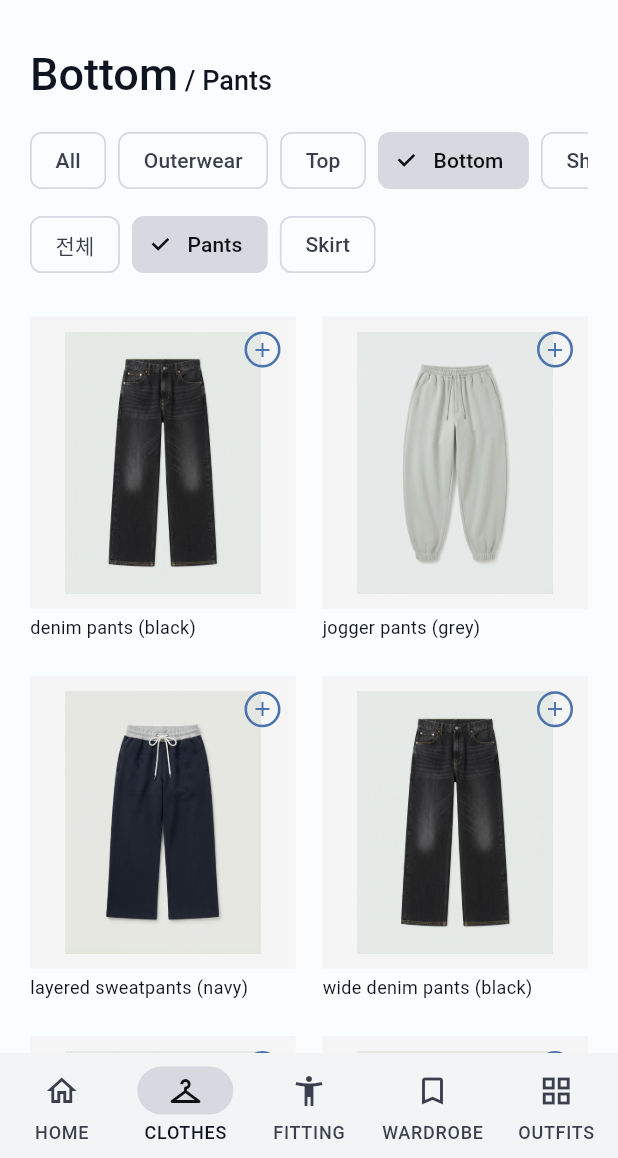
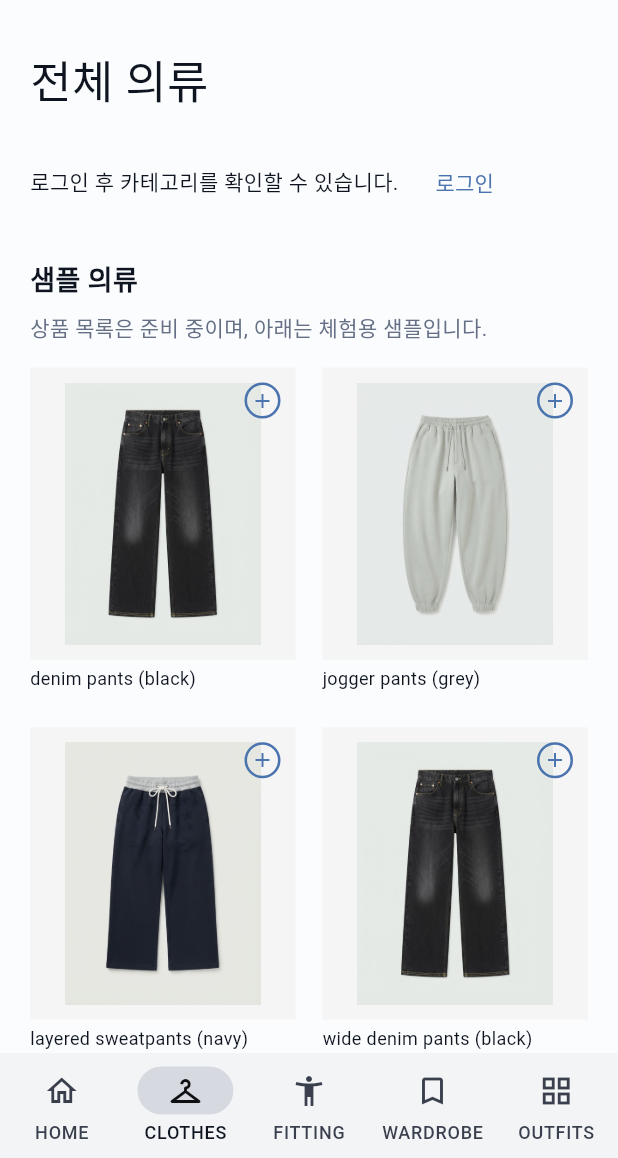
Before and after one commit to tke0329/Beandoche_OSEE_frontend, a Flutter app: the screen it shows after launch, item 2 of the bottom bar chosen, on a phone screen of 412 x 824 dp, the part 78-1236 px from its top. Run offline on Flutter 3.47's test engine with Material 3 defaults, Android fonts, the phone set to English and light mode, and no system bars; our stand-ins replace web; missing offline and left inert: dart:js_interop, file_selector; accounts and stored records are empty; network calls fail.

Commit message:
feat: 서버 카테고리 조회 및 화면 연동

```diff
--- a/lib/core/router/osee_app.dart
+++ b/lib/core/router/osee_app.dart
@@ -1,3 +1,6 @@
+import '../../features/categories/category_api.dart';
+import '../../features/categories/category_catalog.dart';
+
 import 'package:beandoche_osee_frontend/core/providers/osee_store.dart';
 import 'package:beandoche_osee_frontend/core/theme/osee_theme.dart';
 import 'package:beandoche_osee_frontend/core/widgets/osee_header.dart';
@@ -20,9 +23,15 @@ import '../../features/profile/screens/withdrawal_complete_page.dart';
 import 'dart:async';
 
 class OseeApp extends StatefulWidget {
-  const OseeApp({super.key, this.initialStore, this.initialAuth});
+  const OseeApp({
+    super.key,
+    this.initialStore,
+    this.initialAuth,
+    this.categoryApi,
+  });
   final OseeStore? initialStore;
   final AuthController? initialAuth;
+  final CategoryApi? categoryApi;
   @override
   State<OseeApp> createState() => _OseeAppState();
 }
@@ -88,6 +97,7 @@ class _OseeAppState extends State<OseeApp> {
             }
             return _OseeWorkspace(
               initialStore: widget.initialStore,
+              categoryApi: widget.categoryApi,
               onLogin: () => setState(() => loginRequested = true),
             );
           }
@@ -123,6 +133,7 @@ class _OseeAppState extends State<OseeApp> {
           }
           return _OseeWorkspace(
             initialStore: widget.initialStore,
+            categoryApi: widget.categoryApi,
             onLogin: () => setState(() => loginRequested = true),
           );
         },
@@ -132,9 +143,14 @@ class _OseeAppState extends State<OseeApp> {
 }
 
 class _OseeWorkspace extends StatefulWidget {
-  const _OseeWorkspace({this.initialStore, required this.onLogin});
+  const _OseeWorkspace({
+    this.initialStore,
+    required this.onLogin,
+    this.categoryApi,
+  });
   final OseeStore? initialStore;
   final VoidCallback onLogin;
+  final CategoryApi? categoryApi;
 
   @override
   State<_OseeWorkspace> createState() => _OseeWorkspaceState();
@@ -146,9 +162,19 @@ class _OseeWorkspaceState extends State<_OseeWorkspace> {
       ? store.initialize()
       : Future.value();
   int page = 0;
-  String category = 'bottom';
-  String? subcategory = 'Pants';
+  String category = 'all';
+  String? subcategory;
   bool clothesMenuOpen = false;
+  CategoryCatalog? _categories;
+
+  @override
+  void didChangeDependencies() {
+    super.didChangeDependencies();
+    _categories ??= CategoryCatalog(
+      auth: AuthScope.of(context),
+      api: widget.categoryApi,
+    );
+  }
 
   void open(int index) {
     if (index >= 2 && !AuthScope.of(context).isAuthenticated) {
@@ -207,6 +233,8 @@ class _OseeWorkspaceState extends State<_OseeWorkspace> {
                         category: category,
                         subcategory: subcategory,
                         filter: filter,
+                        categories: _categories!,
+                        onLogin: widget.onLogin,
                       ),
                       2 => FittingPage(store: store, open: open),
                       3 => WardrobePage(store: store, open: open),
@@ -222,6 +250,13 @@ class _OseeWorkspaceState extends State<_OseeWorkspace> {
                       top: 0,
                       child: ClothesHoverMenu(
                         onSelect: filter,
+                        catalog: _categories!,
+                        selected: category,
+                        subcategory: subcategory,
+                        onLogin: () {
+                          setState(() => clothesMenuOpen = false);
+                          widget.onLogin();
+                        },
                         onExit: () => setState(() => clothesMenuOpen = false),
                       ),
                     ),
@@ -265,6 +300,7 @@ class _OseeWorkspaceState extends State<_OseeWorkspace> {
 
   @override
   void dispose() {
+    _categories?.dispose();
     if (widget.initialStore == null) store.dispose();
     super.dispose();
   }
--- /dev/null
+++ b/lib/features/categories/catalog_category.dart
@@ -0,0 +1,39 @@
+class CatalogCategory {
+  const CatalogCategory({
+    required this.id,
+    required this.code,
+    required this.name,
+    required this.children,
+  });
+
+  final int id;
+  final String code;
+  final String name;
+  final List<CatalogCategory> children;
+
+  factory CatalogCategory.fromJson(Object? value) {
+    if (value case {
+      'id': int id,
+      'code': String code,
+      'name': String name,
+      'children': List<Object?> children,
+    }) {
+      if (id > 0 && code.trim().isNotEmpty && name.trim().isNotEmpty) {
+        return CatalogCategory(
+          id: id,
+          code: code,
+          name: name,
+          children: List.unmodifiable(children.map(CatalogCategory.fromJson)),
+        );
+      }
+    }
+    throw const FormatException('Invalid category response');
+  }
+
+  Iterable<CatalogCategory> get descendants sync* {
+    for (final child in children) {
+      yield child;
+      yield* child.descendants;
+    }
+  }
+}
--- /dev/null
+++ b/lib/features/categories/category_api.dart
@@ -0,0 +1,79 @@
+import 'dart:async';
+import 'dart:convert';
+
+import 'package:http/http.dart' as http;
+
+import 'catalog_category.dart';
+
+class CategoryFailure implements Exception {
+  const CategoryFailure(this.message, {this.status});
+  final String message;
+  final int? status;
+}
+
+class CategoryApi {
+  CategoryApi({
+    http.Client? client,
+    String? baseUrl,
+    this.timeout = const Duration(seconds: 10),
+  }) : _client = client ?? http.Client(),
+       _baseUrl =
+           baseUrl ??
+           const String.fromEnvironment(
+             'OSEE_API_BASE_URL',
+             defaultValue: 'http://localhost:8080',
+           );
+  final http.Client _client;
+  final String _baseUrl;
+  final Duration timeout;
+
+  Future<List<CatalogCategory>> fetch(String accessToken) async {
+    final base = Uri.tryParse(_baseUrl);
+    if (base == null ||
+        !base.hasAuthority ||
+        base.userInfo.isNotEmpty ||
+        base.hasQuery ||
+        base.hasFragment ||
+        (base.scheme != 'https' &&
+            !(base.scheme == 'http' &&
+                ['localhost', '127.0.0.1', '::1'].contains(base.host)))) {
+      throw const CategoryFailure('서버 주소 설정을 확인해 주세요.');
+    }
+    if (accessToken.isEmpty) {
+      throw const CategoryFailure('로그인 후 카테고리를 확인해 주세요.', status: 401);
+    }
+    try {
+      final response = await _client
+          .get(
+            base.resolve('/api/categories'),
+            headers: {
+              'Authorization': 'Bearer $accessToken',
+              'Accept': 'application/json',
+            },
+          )
+          .timeout(timeout);
+      if (response.statusCode != 200) {
+        throw CategoryFailure(switch (response.statusCode) {
+          401 => '로그인 상태를 확인하지 못했습니다. 다시 시도해 주세요.',
+          403 => '카테고리를 조회할 권한이 없습니다.',
+          _ => '카테고리를 불러오지 못했습니다. 잠시 후 다시 시도해 주세요.',
+        }, status: response.statusCode);
+      }
+      final value = jsonDecode(utf8.decode(response.bodyBytes));
+      if (value is! List<Object?>) {
+        throw const FormatException('Invalid category list');
+      }
+      return List.unmodifiable(value.map(CatalogCategory.fromJson));
+    } on CategoryFailure {
+      rethrow;
+    } on TimeoutException {
+      throw const CategoryFailure('응답이 지연되고 있습니다. 다시 시도해 주세요.');
+    } on http.ClientException {
+      throw const CategoryFailure('서버에 연결하지 못했습니다. 연결 상태를 확인해 주세요.');
+    } on FormatException {
+      throw const CategoryFailure('카테고리 정보를 확인하지 못했습니다. 다시 시도해 주세요.');
+    }
+  }
+
+  void close() => _client.close();
+}
--- /dev/null
+++ b/lib/features/categories/category_catalog.dart
@@ -0,0 +1,90 @@
+import 'dart:async';
+
+import 'package:flutter/foundation.dart';
+
+import '../auth/auth_controller.dart';
+import 'catalog_category.dart';
+import 'category_api.dart';
+
+class CategoryCatalog extends ChangeNotifier {
+  CategoryCatalog({required this.auth, CategoryApi? api})
+    : _api = api ?? CategoryApi() {
+    _token = _currentToken;
+    auth.addListener(_authChanged);
+  }
+  final AuthController auth;
+  final CategoryApi _api;
+  List<CatalogCategory> categories = const [];
+  bool loading = false;
+  String? error;
+  int? _failureStatus;
+  String? _token;
+  bool _requested = false;
+  bool _disposed = false;
+  int _generation = 0;
+  bool get needsLogin => !auth.isAuthenticated;
+  String? get _currentToken =>
+      auth.isAuthenticated ? auth.session?.accessToken : null;
+
+  void _authChanged() {
+    final token = _currentToken;
+    if (token == _token || _disposed) return;
+    _token = token;
+    _generation++;
+    categories = const [];
+    error = null;
+    loading = false;
+    if (_requested && token != null) {
+      unawaited(load(force: true));
+    } else {
+      notifyListeners();
+    }
+  }
+
+  Future<void> load({bool force = false}) async {
+    if (_disposed || (loading && !force) || (_requested && !force)) return;
+    _requested = true;
+    final token = _currentToken;
+    if (token == null) return;
+    final generation = ++_generation;
+    loading = true;
+    error = null;
+    _failureStatus = null;
+    notifyListeners();
+    try {
+      final result = await _api.fetch(token);
+      if (_disposed || generation != _generation || token != _currentToken) {
+        return;
+      }
+      categories = result;
+    } on CategoryFailure catch (failure) {
+      if (!_disposed && generation == _generation) {
+        error = failure.message;
+        _failureStatus = failure.status;
+      }
+    } catch (_) {
+      if (!_disposed && generation == _generation) {
+        error = '카테고리를 불러오지 못했습니다. 다시 시도해 주세요.';
+      }
+    } finally {
+      if (!_disposed && generation == _generation) {
+        loading = false;
+        notifyListeners();
+      }
+    }
+  }
+
+  Future<void> retry() async {
+    if (_failureStatus == 401) await auth.restore();
+    if (!_disposed && !loading) await load(force: true);
+  }
+
+  @override
+  void dispose() {
+    _disposed = true;
+    _generation++;
+    auth.removeListener(_authChanged);
+    _api.close();
+    super.dispose();
+  }
+}
--- /dev/null
+++ b/lib/features/categories/category_panel.dart
@@ -0,0 +1,115 @@
+import 'dart:async';
+
+import 'package:flutter/material.dart';
+
+import 'category_catalog.dart';
+import '../clothes/widgets/category_pills.dart';
+
+class CategoryPanel extends StatefulWidget {
+  const CategoryPanel({
+    super.key,
+    required this.catalog,
+    required this.selected,
+    required this.subcategory,
+    required this.onSelect,
+    required this.onLogin,
+  });
+  final CategoryCatalog catalog;
+  final String selected;
+  final String? subcategory;
+  final void Function(String, [String?]) onSelect;
+  final VoidCallback onLogin;
+
+  @override
+  State<CategoryPanel> createState() => _CategoryPanelState();
+}
+
+class _CategoryPanelState extends State<CategoryPanel> {
+  @override
+  void initState() {
+    super.initState();
+    WidgetsBinding.instance.addPostFrameCallback((_) {
+      if (mounted) unawaited(widget.catalog.load());
+    });
+  }
+
+  @override
+  Widget build(BuildContext context) => ListenableBuilder(
+    listenable: widget.catalog,
+    builder: (context, _) {
+      final catalog = widget.catalog;
+      if (catalog.needsLogin) {
+        return Wrap(
+          crossAxisAlignment: WrapCrossAlignment.center,
+          spacing: 12,
+          children: [
+            const Text('로그인 후 카테고리를 확인할 수 있습니다.'),
+            TextButton(onPressed: widget.onLogin, child: const Text('로그인')),
+          ],
+        );
+      }
+      if (catalog.loading) {
+        return const Padding(
+          padding: EdgeInsets.all(16),
+          child: Row(
+            children: [
+              SizedBox(
+                width: 20,
+                height: 20,
+                child: CircularProgressIndicator(strokeWidth: 2),
+              ),
+              SizedBox(width: 12),
+              Text('카테고리를 불러오는 중입니다.'),
+            ],
+          ),
+        );
+      }
+      if (catalog.error != null) {
+        return Column(
+          crossAxisAlignment: CrossAxisAlignment.start,
+          children: [
+            Text(catalog.error!, semanticsLabel: catalog.error),
+            TextButton(onPressed: catalog.retry, child: const Text('다시 시도')),
+          ],
+        );
+      }
+      if (catalog.categories.isEmpty) {
+        return const Text('표시할 카테고리가 없습니다.');
+      }
+      final selected = catalog.categories
+          .where((c) => c.code == widget.selected)
+          .firstOrNull;
+      return Column(
+        crossAxisAlignment: CrossAxisAlignment.start,
+        children: [
+          CategoryPills(
+            categories: catalog.categories,
+            selected: widget.selected,
+            onSelect: (code) => widget.onSelect(code),
+          ),
+          if (selected != null && selected.children.isNotEmpty) ...[
+            const SizedBox(height: 12),
+            Wrap(
+              spacing: 8,
+              runSpacing: 8,
+              children: [
+                ChoiceChip(
+                  label: const Text('전체 보기'),
+                  selected: widget.subcategory == null,
+                  onSelected: (_) => widget.onSelect(selected.code),
+                ),
+                for (final child in selected.descendants)
+                  ChoiceChip(
+                    label: Text(child.name),
+                    selected: widget.subcategory == child.code,
+                    onSelected: (_) =>
+                        widget.onSelect(selected.code, child.code),
+                  ),
+              ],
+            ),
+          ],
+        ],
+      );
+    },
+  );
+}
--- a/lib/features/clothes/screens/clothes_page.dart
+++ b/lib/features/clothes/screens/clothes_page.dart
@@ -1,10 +1,10 @@
-import 'package:beandoche_osee_frontend/core/providers/osee_store.dart';
-import 'package:beandoche_osee_frontend/core/theme/osee_theme.dart';
-import 'package:beandoche_osee_frontend/core/utils/categories.dart';
-import 'package:beandoche_osee_frontend/features/clothes/widgets/category_pills.dart';
-import 'package:beandoche_osee_frontend/features/clothes/widgets/garment_grid.dart';
+import 'package:flutter/material.dart';
 
-import 'package:flutter/material.dart';
+import '../../../core/providers/osee_store.dart';
+import '../../../core/theme/osee_theme.dart';
+import '../../categories/category_catalog.dart';
+import '../../categories/category_panel.dart';
+import '../widgets/garment_grid.dart';
 
 class ClothesPage extends StatelessWidget {
   const ClothesPage({
@@ -13,28 +13,30 @@ class ClothesPage extends StatelessWidget {
     required this.category,
     required this.subcategory,
     required this.filter,
+    required this.categories,
+    required this.onLogin,
   });
   final OseeStore store;
   final String category;
   final String? subcategory;
   final void Function(String, [String?]) filter;
+  final CategoryCatalog categories;
+  final VoidCallback onLogin;
+
   @override
   Widget build(BuildContext context) {
     final wide = MediaQuery.sizeOf(context).width >= 1050;
-    final items = store.catalog
-        .where(
-          (item) =>
-              (category == 'all' || item.category == category) &&
-              (subcategory == null || item.sub == subcategory),
-        )
-        .toList();
+    return ListenableBuilder(
+      listenable: categories,
+      builder: (context, _) {
+        final root = categories.categories
+            .where((c) => c.code == category)
+            .firstOrNull;
+        final child = root?.descendants
+            .where((c) => c.code == subcategory)
+            .firstOrNull;
         return ListView(
-      padding: EdgeInsets.fromLTRB(
-        wide ? 32 : 20,
-        wide ? 12 : 20,
-        wide ? 32 : 20,
-        60,
-      ),
+          padding: EdgeInsets.fromLTRB(wide ? 32 : 20, 20, wide ? 32 : 20, 60),
           children: [
             Center(
               child: ConstrainedBox(
@@ -42,74 +44,65 @@ class ClothesPage extends StatelessWidget {
                 child: Column(
                   crossAxisAlignment: CrossAxisAlignment.start,
                   children: [
-                RichText(
-                  text: TextSpan(
-                    style: const TextStyle(color: ink),
-                    children: [
-                      TextSpan(
-                        text: category == 'all'
-                            ? 'All'
-                            : '${category[0].toUpperCase()}${category.substring(1)}',
+                    Text(
+                      root == null ? '전체 의류' : root.name,
                       style: TextStyle(
                         fontSize: wide ? 40 : 30,
                         fontWeight: FontWeight.w500,
+                        color: ink,
                       ),
                     ),
-                      if (subcategory != null)
-                        TextSpan(
-                          text: ' / $subcategory',
-                          style: TextStyle(
-                            fontSize: wide ? 22 : 18,
-                            fontWeight: FontWeight.w500,
+                    if (child != null)
+                      Padding(
+                        padding: const EdgeInsets.only(top: 8),
+                        child: Text(
+                          child.name,
+                          style: const TextStyle(fontSize: 20),
                         ),
                       ),
-                    ],
+                    const SizedBox(height: 20),
+                    CategoryPanel(
+                      catalog: categories,
+                      selected: category,
+                      subcategory: subcategory,
+                      onSelect: filter,
+                      onLogin: onLogin,
+                    ),
+                    const SizedBox(height: 28),
+                    if (root != null)
+                      const Text(
+                        '선택한 카테고리의 상품은 준비 중입니다.',
+                        style: TextStyle(color: faded),
+                      )
+                    else ...[
+                      const Text(
+                        '샘플 의류',
+                        style: TextStyle(
+                          fontSize: 18,
+                          fontWeight: FontWeight.w600,
                         ),
                       ),
-                if (!wide) ...[
+                      const SizedBox(height: 8),
+                      const Text(
+                        '상품 목록은 준비 중이며, 아래는 체험용 샘플입니다.',
+                        style: TextStyle(color: faded),
+                      ),
                       const SizedBox(height: 16),
-                  CategoryPills(
-                    selected: category,
-                    onSelect: (value) => filter(value),
-                  ),
-                  if (sections[category]!.isNotEmpty) ...[
-                    const SizedBox(height: 8),
-                    SingleChildScrollView(
-                      scrollDirection: Axis.horizontal,
-                      child: Row(
-                        children: [
-                          ChoiceChip(
-                            label: const Text('전체'),
-                            selected: subcategory == null,
-                            onSelected: (_) => filter(category),
-                          ),
-                          for (final sub in sections[category]!)
-                            Padding(
-                              padding: const EdgeInsets.only(left: 8),
-                              child: ChoiceChip(
-                                label: Text(sub),
-                                selected: subcategory == sub,
-                                onSelected: (_) => filter(category, sub),
-                              ),
-                            ),
-                        ],
-                      ),
-                    ),
-                  ],
-                ],
-                SizedBox(height: wide ? 20 : 24),
-                if (items.isEmpty)
+                      if (store.catalog.isEmpty)
                         const Text(
-                    '이 카테고리에는 아직 등록된 의류가 없습니다.',
+                          '표시할 의류가 없습니다.',
                           style: TextStyle(color: faded),
                         )
                       else
-                  GarmentGrid(items: items, store: store),
+                        GarmentGrid(items: store.catalog, store: store),
+                    ],
                   ],
                 ),
               ),
             ),
           ],
         );
+      },
+    );
   }
 }
--- a/lib/features/clothes/widgets/category_pills.dart
+++ b/lib/features/clothes/widgets/category_pills.dart
@@ -1,34 +1,34 @@
-import 'package:beandoche_osee_frontend/core/utils/categories.dart';
+import 'package:flutter/material.dart';
 
-import 'package:flutter/material.dart';
+import '../../categories/catalog_category.dart';
 
 class CategoryPills extends StatelessWidget {
   const CategoryPills({
     super.key,
+    required this.categories,
     required this.selected,
     required this.onSelect,
   });
+  final List<CatalogCategory> categories;
   final String selected;
   final ValueChanged<String> onSelect;
+
   @override
-  Widget build(BuildContext context) => SingleChildScrollView(
-    scrollDirection: Axis.horizontal,
-    child: Row(
-      children: [
-        for (final category in sections.keys)
-          Padding(
-            padding: const EdgeInsets.only(right: 8),
-            child: ChoiceChip(
-              label: Text(
-                category == 'all'
-                    ? 'All'
-                    : '${category[0].toUpperCase()}${category.substring(1)}',
-              ),
-              selected: category == selected,
-              onSelected: (_) => onSelect(category),
-            ),
-          ),
-      ],
-    ),
+  Widget build(BuildContext context) => Wrap(
+    spacing: 8,
+    runSpacing: 8,
+    children: [
+      ChoiceChip(
+        label: const Text('전체'),
+        selected: !categories.any((c) => c.code == selected),
+        onSelected: (_) => onSelect('all'),
+      ),
+      for (final category in categories)
+        ChoiceChip(
+          label: Text(category.name),
+          selected: category.code == selected,
+          onSelected: (_) => onSelect(category.code),
+        ),
+    ],
   );
 }
```
Also changed, not shown: lib/features/clothes/widgets/clothes_hover_menu.dart (+31 -50 lines), 2 other files. Lines whose indentation alone changed are shown as unchanged.
